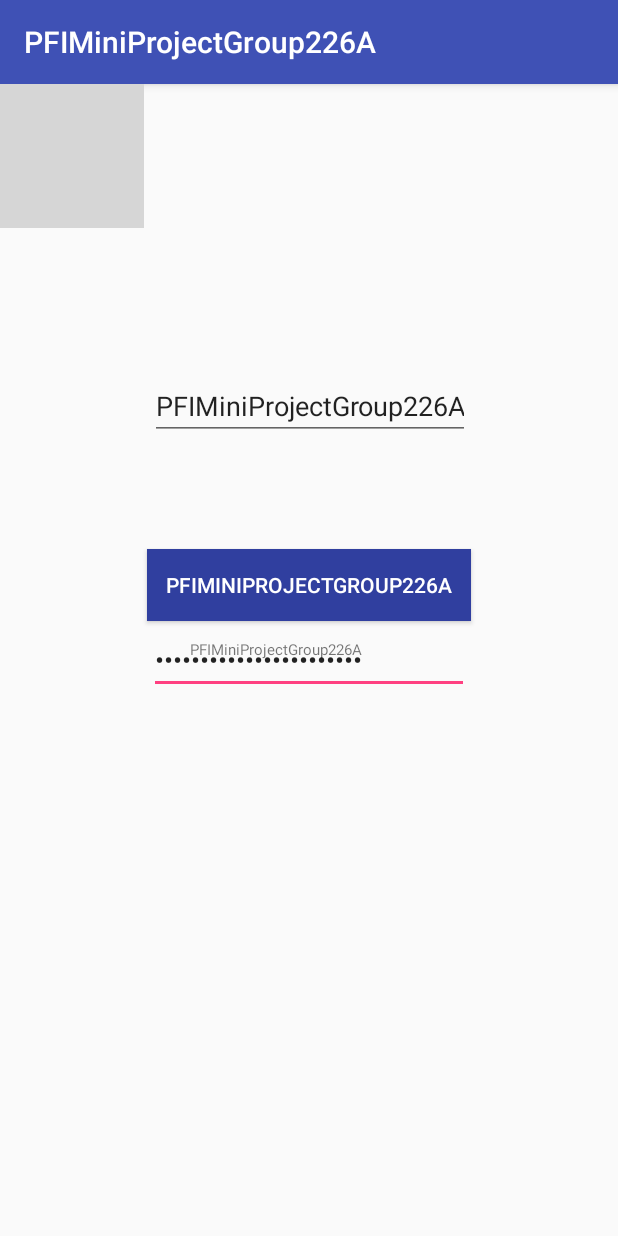
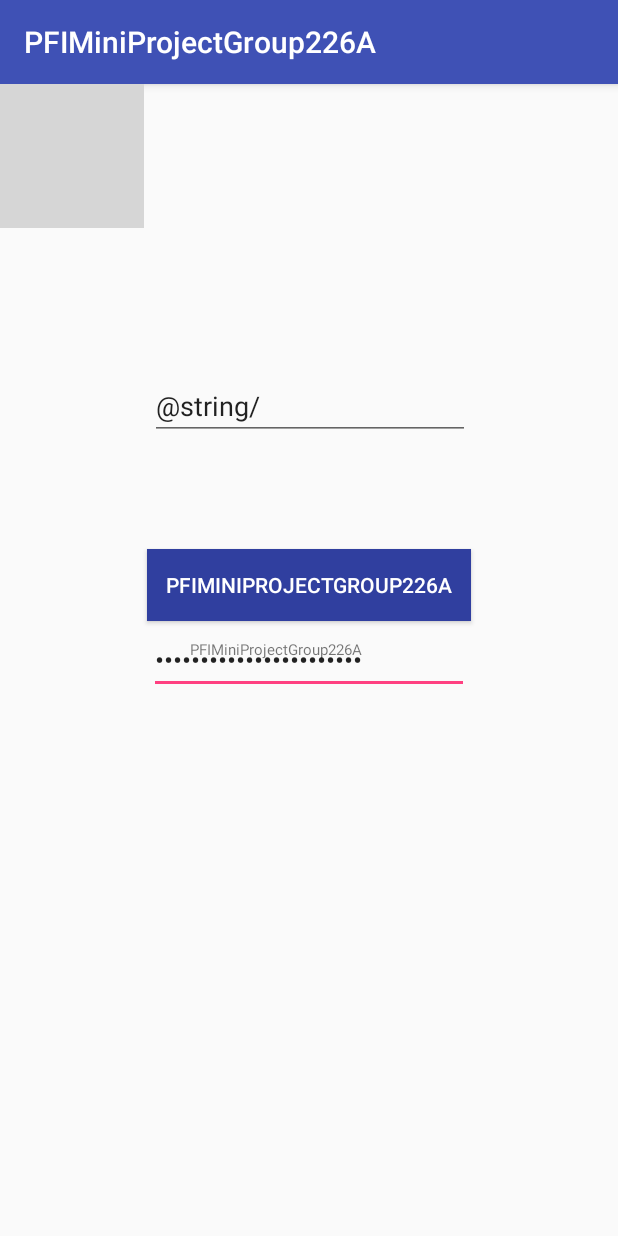
Before and after one commit to LynzZen/PFIMiniProjectGroup226A, an Android app: the screen it shows after launch (MainActivity), on a phone screen of 412 x 824 dp. Run offline under Robolectric (Android 15) with nearby library versions, the phone set to English and light mode, and no system bars; grey boxes are pictures that could not be loaded.

```diff
--- a/app/src/main/res/layout/activity_main.xml
+++ b/app/src/main/res/layout/activity_main.xml
@@ -23,15 +23,15 @@
         android:id="@+id/editText2"
         android:layout_width="wrap_content"
         android:layout_height="wrap_content"
+        android:layout_marginTop="192dp"
         android:ems="10"
         android:inputType="textEmailAddress"
-        android:text="@string/app_name"
+        android:text="@string/"
+        app:layout_constraintHorizontal_bias="0.502"
         app:layout_constraintLeft_toLeftOf="parent"
         app:layout_constraintRight_toRightOf="parent"
-        tools:text="ID"
-        app:layout_constraintHorizontal_bias="0.502"
         app:layout_constraintTop_toTopOf="parent"
-        android:layout_marginTop="192dp" />
+        tools:text="ID" />
 
     <Button
         android:id="@+id/button"
```
